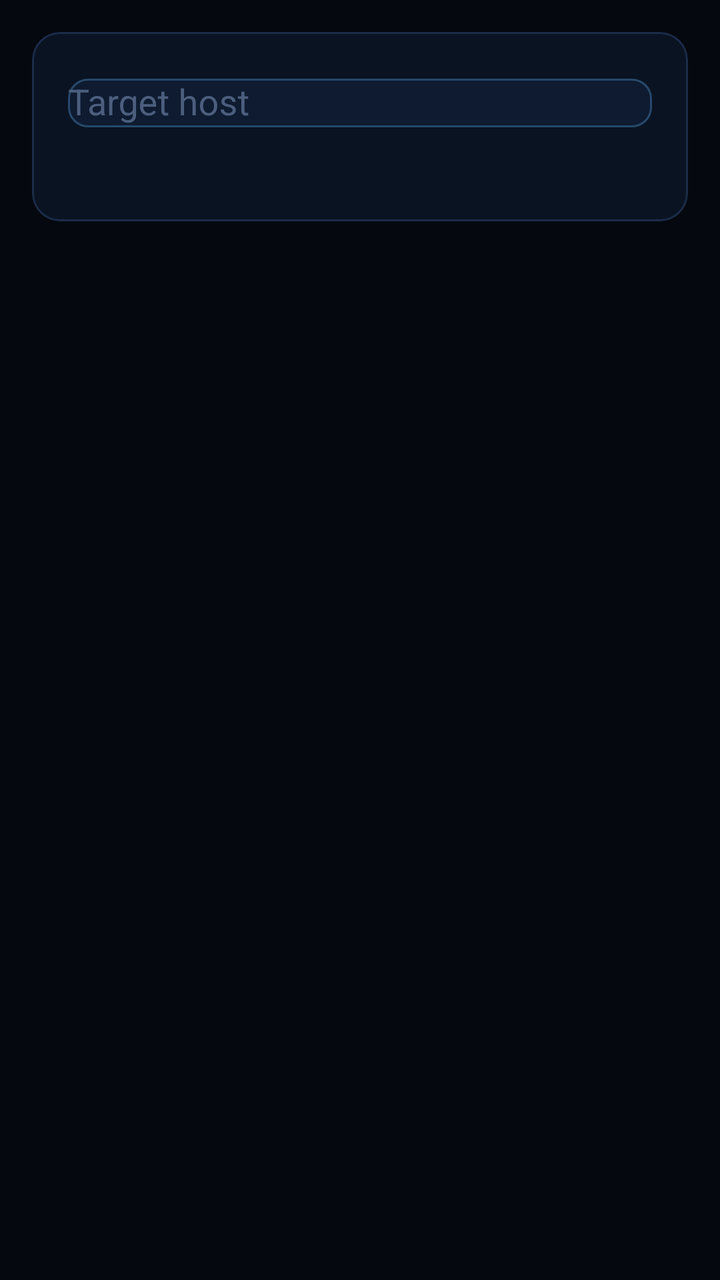
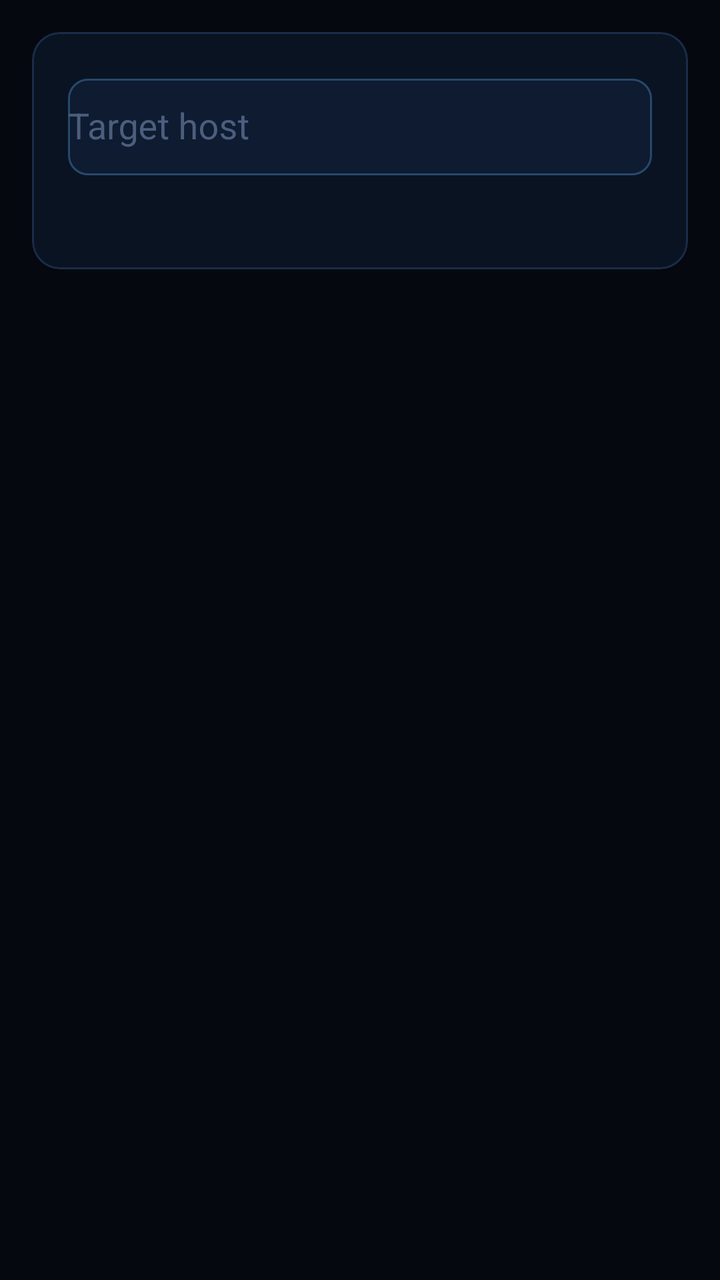

Screens rendered from an Android XML layout before and after an edit, with the pre-edit source and the edit as a unified diff.
<!-- AndroidManifest.xml: application theme Theme.FSploit -->
<!-- res/layout/fragment_host_workspace.xml -->
<?xml version="1.0" encoding="utf-8"?>
<LinearLayout xmlns:android="http://schemas.android.com/apk/res/android"
    xmlns:app="http://schemas.android.com/apk/res-auto"
    android:layout_width="match_parent"
    android:layout_height="match_parent"
    android:background="@color/fsploit_background"
    android:orientation="vertical">

    
    <LinearLayout
        android:layout_width="match_parent"
        android:layout_height="wrap_content"
        android:orientation="vertical"
        android:paddingStart="@dimen/fs_screen_margin"
        android:paddingTop="@dimen/fs_screen_margin"
        android:paddingEnd="@dimen/fs_screen_margin"
        android:paddingBottom="12dp">

        <com.google.android.material.card.MaterialCardView
            style="@style/Widget.FSploit.Card"
            android:layout_width="match_parent"
            android:layout_height="wrap_content">

            <LinearLayout
                android:layout_width="match_parent"
                android:layout_height="wrap_content"
                android:orientation="vertical">

                <com.google.android.material.textfield.TextInputLayout
                    style="@style/Widget.FSploit.TextField"
                    android:layout_width="match_parent"
                    android:layout_height="wrap_content"
                    android:hint="@string/target_host">

                    <com.google.android.material.textfield.MaterialAutoCompleteTextView
                        android:id="@+id/targetHostInput"
                        android:layout_width="match_parent"
                        android:layout_height="wrap_content"
                        android:inputType="textUri" />
                </com.google.android.material.textfield.TextInputLayout>

                <TextView
                    android:id="@+id/selectedTargetValue"
                    android:layout_width="match_parent"
                    android:layout_height="wrap_content"
                    android:layout_marginTop="10dp"
                    android:textAppearance="@style/TextAppearance.FSploit.Value" />
            </LinearLayout>
        </com.google.android.material.card.MaterialCardView>
    </LinearLayout>

    <com.google.android.material.tabs.TabLayout
        android:id="@+id/hostTabLayout"
        android:layout_width="match_parent"
        android:layout_height="wrap_content"
        android:background="@color/fsploit_background"
        app:tabGravity="fill"
        app:tabMode="fixed"
        app:tabIndicatorColor="@color/fsploit_primary"
        app:tabTextColor="@color/fsploit_text_secondary"
        app:tabSelectedTextColor="@color/fsploit_primary" />

    <androidx.viewpager2.widget.ViewPager2
        android:id="@+id/hostPager"
        android:layout_width="match_parent"
        android:layout_height="0dp"
        android:layout_weight="1" />
</LinearLayout>
<!-- resources referenced by this layout -->
<resources>
  <color name="fsploit_background">#05080F</color>
  <color name="fsploit_primary">#34F5A0</color>
  <color name="fsploit_text_secondary">#7186A8</color>
  <dimen name="fs_screen_margin">16dp</dimen>
  <string name="target_host">Target host</string>
  <style name="TextAppearance.FSploit.Value" parent="TextAppearance.Material3.BodyMedium">
          <item name="android:textColor">@color/fsploit_text_primary</item>
      </style>
  <style name="Widget.FSploit.Card" parent="Widget.Material3.CardView.Outlined">
          <item name="cardBackgroundColor">@color/fsploit_surface</item>
          <item name="cardCornerRadius">14dp</item>
          <item name="strokeColor">@color/fsploit_stroke</item>
          <item name="strokeWidth">1dp</item>
          <item name="cardElevation">0dp</item>
          <item name="contentPadding">18dp</item>
      </style>
  <style name="Widget.FSploit.TextField" parent="Widget.Material3.TextInputLayout.OutlinedBox">
          <item name="boxStrokeColor">@color/fsploit_text_field_stroke</item>
          <item name="boxBackgroundColor">@color/fsploit_surface_alt</item>
          <item name="boxCornerRadiusTopStart">10dp</item>
          <item name="boxCornerRadiusTopEnd">10dp</item>
          <item name="boxCornerRadiusBottomStart">10dp</item>
          <item name="boxCornerRadiusBottomEnd">10dp</item>
          <item name="hintTextColor">@color/fsploit_primary</item>
          <item name="android:textColorHint">@color/fsploit_text_muted</item>
          <item name="endIconTint">@color/fsploit_text_secondary</item>
      </style>
  <style name="Theme.FSploit" parent="Theme.Material3.Dark.NoActionBar">
          <item name="colorPrimary">@color/fsploit_primary</item>
          <item name="colorOnPrimary">@color/fsploit_on_primary</item>
          <item name="colorSecondary">@color/fsploit_accent</item>
          <item name="colorSurface">@color/fsploit_surface</item>
          <item name="colorOnSurface">@color/fsploit_text_primary</item>
          <item name="colorError">@color/fsploit_danger</item>
          <item name="android:statusBarColor">@android:color/transparent</item>
          <item name="android:navigationBarColor">@color/fsploit_background</item>
          <item name="android:windowLightStatusBar" tools:targetApi="23">false</item>
          <item name="android:windowBackground">@color/fsploit_background</item>
          <item name="materialAlertDialogTheme">@style/ThemeOverlay.FSploit.Dialog</item>
          <item name="textInputStyle">@style/Widget.FSploit.TextField</item>
      </style>
  <color name="fsploit_text_primary">#D4E2FB</color>
  <color name="fsploit_surface">#0A1322</color>
  <color name="fsploit_stroke">#1B2C49</color>
  <color name="fsploit_surface_alt">#0E1B30</color>
  <color name="fsploit_text_muted">#4C5E7E</color>
  <color name="fsploit_on_primary">#03150D</color>
  <color name="fsploit_accent">#36E0E6</color>
  <color name="fsploit_danger">#FF5C6E</color>
  <style name="ThemeOverlay.FSploit.Dialog" parent="ThemeOverlay.Material3.MaterialAlertDialog">
          <item name="colorSurface">@color/fsploit_surface_alt</item>
          <item name="colorPrimary">@color/fsploit_primary</item>
      </style>
</resources>

<!-- the commit's change to res/layout/fragment_host_workspace.xml (unified diff, before → after) -->
@@ -36,6 +36,8 @@
                         android:id="@+id/targetHostInput"
                         android:layout_width="match_parent"
                         android:layout_height="wrap_content"
+                        android:paddingTop="12dp"
+                        android:paddingBottom="12dp"
                         android:inputType="textUri" />
                 </com.google.android.material.textfield.TextInputLayout>
 
